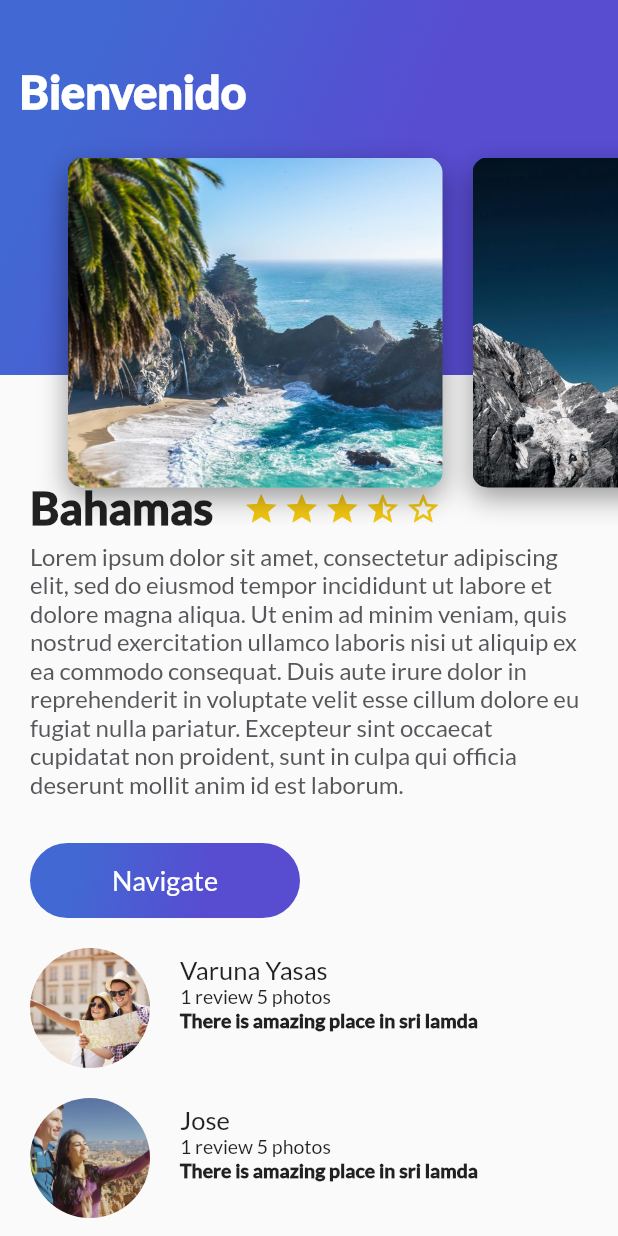
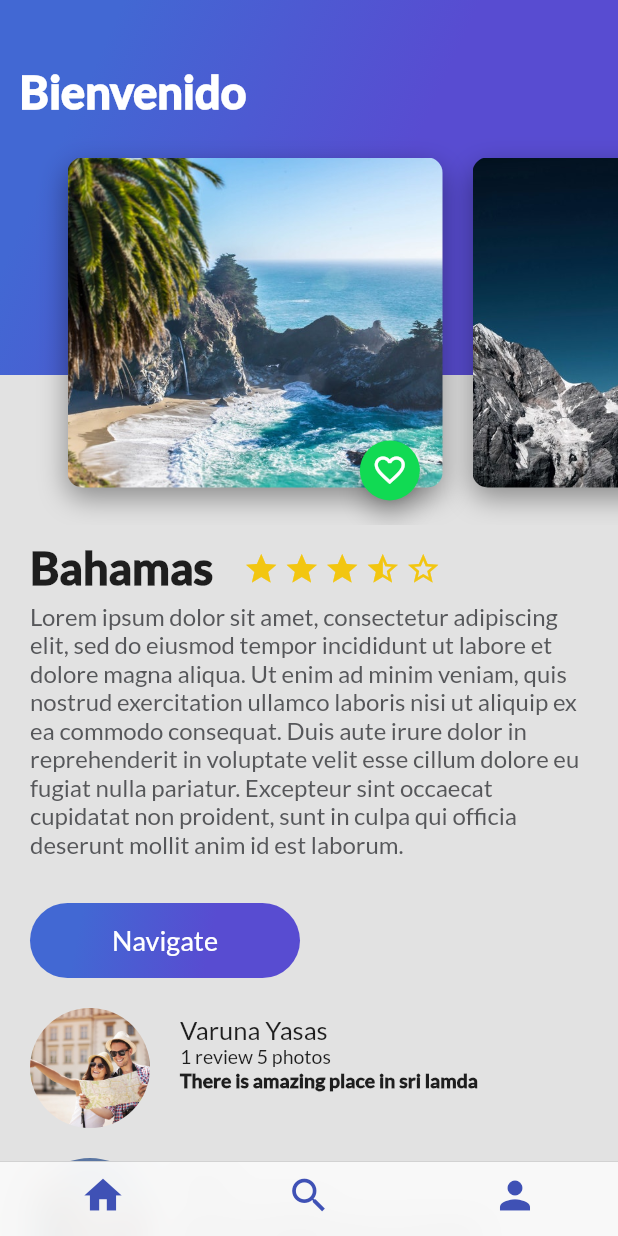
Before and after one commit to jcarlorm/platzi-trips, a Flutter app: the screen it shows after launch, on a phone screen of 412 x 824 dp. Run offline on Flutter 3.47's test engine with Material 2 defaults, Android fonts, the phone set to English and light mode, and no system bars.

```diff
--- a/lib/card_image.dart
+++ b/lib/card_image.dart
@@ -1,5 +1,5 @@
 import 'package:flutter/material.dart';
-
+import 'package:flutter_app_example/floating_action_button_green.dart';
 // ignore: must_be_immutable
 class CardImage extends StatelessWidget {
 
@@ -35,6 +35,12 @@ class CardImage extends StatelessWidget {
       ),
     );
 
-    return card;
+    return Stack(
+      alignment: Alignment(0.9, 1.1),
+      children: <Widget>[
+        card,
+        FloatingActionButtonGreen()
+      ],
+    );
   }
 }
--- a/lib/description_place.dart
+++ b/lib/description_place.dart
@@ -11,6 +11,8 @@ class DescriptionPlace extends StatelessWidget {
 
   @override
   Widget build(BuildContext context) {
+
+    double starTop = 363.0;
 
     final description = Container(
       margin: EdgeInsets.only(
@@ -30,7 +32,7 @@ class DescriptionPlace extends StatelessWidget {
 
     final star = Container (
       margin: EdgeInsets.only(
-        top: 323.0,
+        top: starTop,
         right: 3.0
       ),
 
@@ -42,7 +44,7 @@ class DescriptionPlace extends StatelessWidget {
 
     final starHalf = Container (
       margin: EdgeInsets.only(
-          top: 323.0,
+          top: starTop,
           right: 3.0
       ),
 
@@ -54,7 +56,7 @@ class DescriptionPlace extends StatelessWidget {
 
     final starBorder = Container (
       margin: EdgeInsets.only(
-          top: 323.0,
+          top: starTop,
           right: 3.0
       ),
 
@@ -69,7 +71,7 @@ class DescriptionPlace extends StatelessWidget {
       children: <Widget>[
         Container(
           margin: EdgeInsets.only(
-            top: 320.0,
+            top: 360.0,
             left: 20.0,
             right: 20.0
           ),
--- /dev/null
+++ b/lib/floating_action_button_green.dart
@@ -0,0 +1,36 @@
+import 'package:flutter/material.dart';
+
+class FloatingActionButtonGreen extends StatefulWidget {
+  @override
+  _FloatingActionButtonGreenState createState() => _FloatingActionButtonGreenState();
+}
+
+class _FloatingActionButtonGreenState extends State<FloatingActionButtonGreen> {
+
+  bool _pressed = false;
+
+  void onPressedFav() {
+    Scaffold.of(context).showSnackBar(
+      SnackBar(
+        content: Text("Favorito"),
+      )
+    );
+
+    setState(() {
+      _pressed = !_pressed;
+    });
+  }
+
+  @override
+  Widget build(BuildContext context) {
+    return FloatingActionButton(
+      backgroundColor: Color(0xFF11DA53),
+      mini: true,
+      tooltip: "Fav",
+      onPressed: onPressedFav,
+      child: Icon(
+        _pressed ? Icons.favorite : Icons.favorite_border
+      ),
+    );
+  }
+}
--- /dev/null
+++ b/lib/home_trips.dart
@@ -0,0 +1,25 @@
+import 'package:flutter/material.dart';
+import 'package:flutter_app_example/description_place.dart';
+import 'package:flutter_app_example/header_appbar.dart';
+import 'package:flutter_app_example/review_list.dart';
+
+class HomeTrips extends StatelessWidget {
+
+  String descriptionDummy = "Lorem ipsum dolor sit amet, consectetur adipiscing elit, sed do eiusmod tempor incididunt ut labore et dolore magna aliqua. Ut enim ad minim veniam, quis nostrud exercitation ullamco laboris nisi ut aliquip ex ea commodo consequat. Duis aute irure dolor in reprehenderit in voluptate velit esse cillum dolore eu fugiat nulla pariatur. Excepteur sint occaecat cupidatat non proident, sunt in culpa qui officia deserunt mollit anim id est laborum.";
+
+
+  @override
+  Widget build(BuildContext context) {
+    return  Stack(
+      children: <Widget>[
+        ListView(
+          children: <Widget>[
+            DescriptionPlace("Bahamas", 4, descriptionDummy),
+            ReviewList()
+          ],
+        ),
+        HeaderAppBar()
+      ],
+    );
+  }
+}
--- a/lib/main.dart
+++ b/lib/main.dart
@@ -1,14 +1,10 @@
 import 'package:flutter/material.dart';
-import 'package:flutter_app_example/description_place.dart';
-import 'package:flutter_app_example/review_list.dart';
-import 'package:flutter_app_example/header_appbar.dart';
-
+import 'package:flutter_app_example/platzi_trips.dart';
+import 'package:flutter_app_example/platzi_trips_cupertino.dart';
 void main() => runApp(MyApp());
 
 class MyApp extends StatelessWidget {
   // This widget is the root of your application.
-
-  String descriptionDummy = "Lorem ipsum dolor sit amet, consectetur adipiscing elit, sed do eiusmod tempor incididunt ut labore et dolore magna aliqua. Ut enim ad minim veniam, quis nostrud exercitation ullamco laboris nisi ut aliquip ex ea commodo consequat. Duis aute irure dolor in reprehenderit in voluptate velit esse cillum dolore eu fugiat nulla pariatur. Excepteur sint occaecat cupidatat non proident, sunt in culpa qui officia deserunt mollit anim id est laborum.";
 
   @override
   Widget build(BuildContext context) {
@@ -17,19 +13,7 @@ class MyApp extends StatelessWidget {
       theme: ThemeData(
         primarySwatch: Colors.blue,
       ),
-      home: Scaffold(
-        body: Stack(
-          children: <Widget>[
-            ListView(
-              children: <Widget>[
-                DescriptionPlace("Bahamas", 4, descriptionDummy),
-                ReviewList()
-              ],
-            ),
-            HeaderAppBar()
-          ],
-        ),
-      )
+      home: PlatziTripsCupertino()
     );
   }
 }
--- /dev/null
+++ b/lib/platzi_trips_cupertino.dart
@@ -0,0 +1,52 @@
+import 'package:flutter/material.dart';
+import 'package:flutter_app_example/home_trips.dart';
+import 'package:flutter_app_example/search_trips.dart';
+import 'package:flutter_app_example/profile_trips.dart';
+import 'package:flutter/cupertino.dart';
+
+class PlatziTripsCupertino extends StatelessWidget {
+  @override
+  Widget build(BuildContext context) {
+    // TODO: implement build
+    return Scaffold(
+      bottomNavigationBar: CupertinoTabScaffold(
+        tabBar: CupertinoTabBar(
+            items: [
+              BottomNavigationBarItem(
+                  icon: Icon(Icons.home, color: Colors.indigo),
+              ),
+              BottomNavigationBarItem(
+                  icon: Icon(Icons.search, color: Colors.indigo),
+              ),
+              BottomNavigationBarItem(
+                  icon: Icon(Icons.person, color: Colors.indigo),
+              ),
+            ]
+        ),
+
+        tabBuilder: (BuildContext context, int index) {
+          switch (index) {
+            case 0:
+              return CupertinoTabView(
+                builder: (BuildContext context) => HomeTrips(),
+              );
+              break;
+            case 1:
+              return CupertinoTabView(
+                builder: (BuildContext context) => SearchTrip(),
+              );
+              break;
+            case 2:
+              return CupertinoTabView(
+                builder: (BuildContext context) => ProfileTrips(),
+              );
+              break;
+
+          }
+
+        },
+      ),
+    );
+  }
+
+}
```
Also changed, not shown: lib/button_purple.dart (+7 -0 lines), lib/platzi_trips.dart (added, +58 -0 lines), lib/profile_trips.dart (added, +10 -0 lines), lib/search_trips.dart (added, +10 -0 lines).
